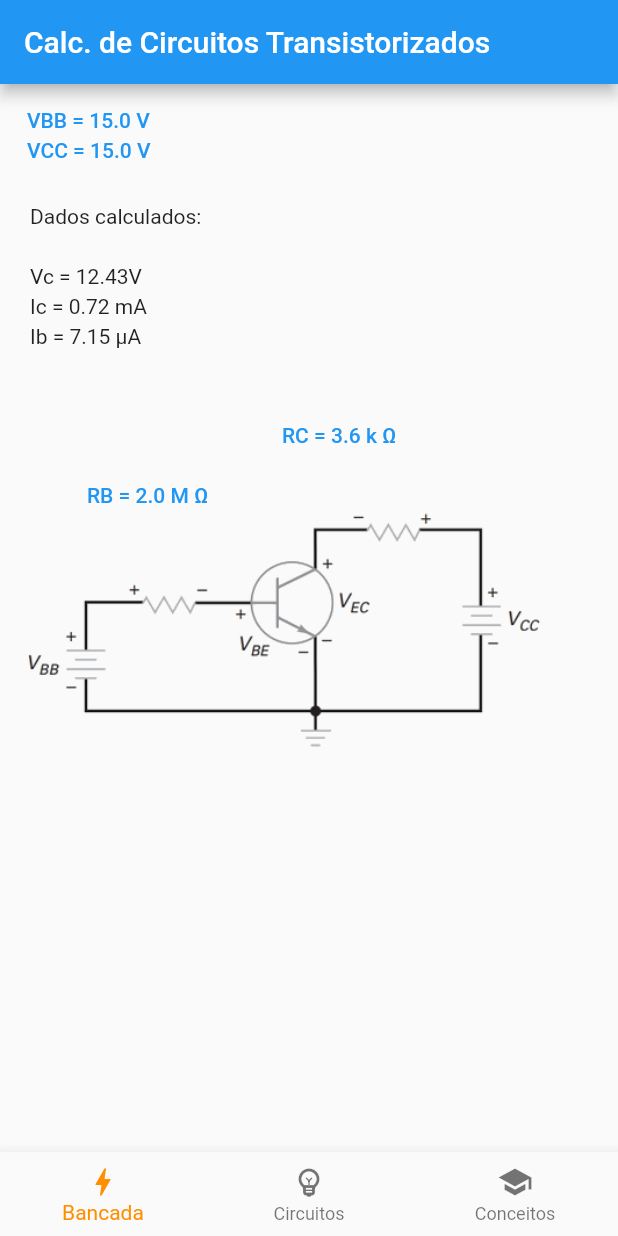
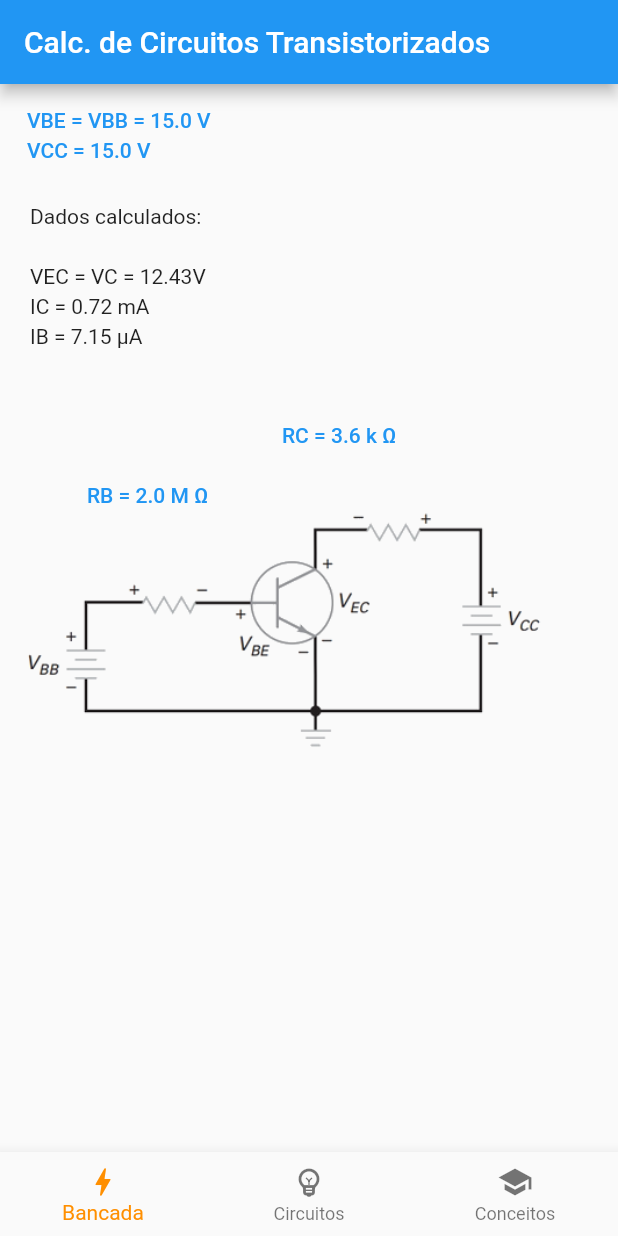
Before and after one commit to lucassguedes/CCT, a Flutter app: the screen it shows after launch, on a phone screen of 412 x 824 dp. Run offline on Flutter 3.47's test engine with Material 2 defaults, Android fonts, the light colour scheme and no system bars.

Commit message:
Update interface.

```diff
--- a/lib/main.dart
+++ b/lib/main.dart
@@ -355,7 +355,7 @@ class _CommonEmissorState extends State<CommonEmitter>{
                       ),
                     )
                 ),
-                child: Text("VBB = ${treat_number(vbb)}V"),
+                child: Text("VBE = VBB = ${treat_number(vbb)}V"),
               ),
 
           ),
@@ -416,17 +416,17 @@ class _CommonEmissorState extends State<CommonEmitter>{
           Positioned(
             top: 120,
             left: 20,
-            child: Text("Vc = ${calculate_vc(calculate_ic(calculate_ib())).toStringAsFixed(2)}V"),
+            child: Text("VEC = VC = ${calculate_vc(calculate_ic(calculate_ib())).toStringAsFixed(2)}V"),
           ),
           Positioned(
             top: 140,
             left: 20,
-            child: Text("Ic = ${treat_number(calculate_ic(calculate_ib()), precision: 2)}A"),
+            child: Text("IC = ${treat_number(calculate_ic(calculate_ib()), precision: 2)}A"),
           ),
           Positioned(
             top: 160,
             left: 20,
-            child: Text("Ib = ${treat_number(calculate_ib(), precision: 2)}A"),
+            child: Text("IB = ${treat_number(calculate_ib(), precision: 2)}A"),
           ),
         ],
       ),
```
